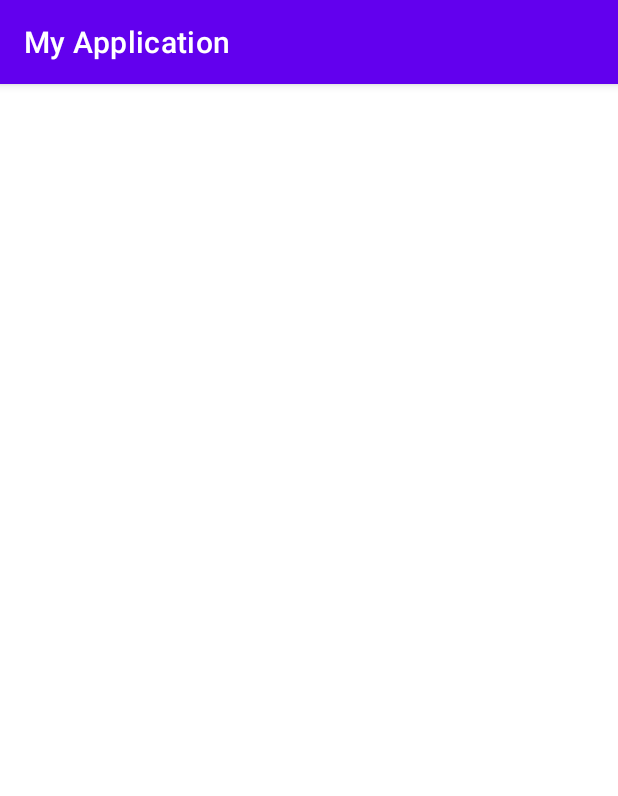
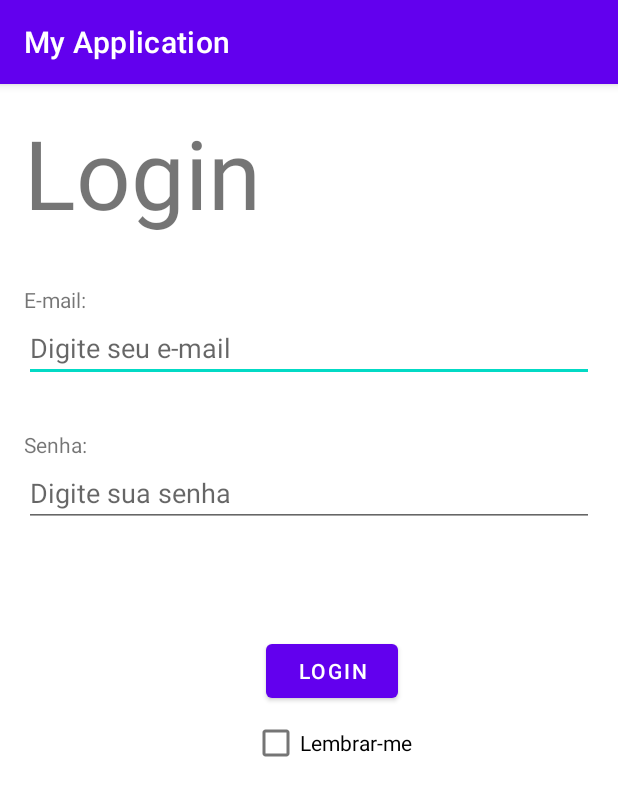
Before and after one commit to MathCoimbra/study-kotlin, an Android app: the LoginActivity screen opened directly, with no data from a screen before it, on a phone screen of 412 x 824 dp. Shown: the top 796 px of the screen. Run offline under Robolectric (Android 15) with nearby library versions, the phone set to English and light mode, and no system bars.

Commit message:
add example of login screen

```diff
--- a/src/main/res/layout/activity_login.xml
+++ b/src/main/res/layout/activity_login.xml
@@ -6,4 +6,78 @@
         android:layout_height="match_parent"
         tools:context=".LoginActivity">
 
+    <TextView
+            android:id="@+id/txv_login"
+            android:layout_width="wrap_content"
+            android:layout_height="wrap_content"
+            android:text="Login"
+            app:layout_constraintTop_toTopOf="parent"
+            app:layout_constraintStart_toStartOf="parent"
+            android:layout_marginTop="16dp"
+            android:layout_marginStart="16dp"
+            android:textSize="64dp"
+            />
+
+    <TextView
+            android:id="@+id/txv_email"
+            android:layout_width="wrap_content"
+            android:layout_height="wrap_content"
+            android:text="E-mail:"
+            app:layout_constraintTop_toBottomOf="@+id/txv_login"
+            app:layout_constraintStart_toStartOf="@+id/txv_login"
+            android:layout_marginTop="32dp"
+            />
+
+    <EditText
+            android:id="@+id/edt_email"
+            android:layout_width="match_parent"
+            android:layout_height="wrap_content"
+            android:hint="Digite seu e-mail"
+            app:layout_constraintTop_toBottomOf="@+id/txv_email"
+            app:layout_constraintStart_toStartOf="@+id/txv_email"
+            android:layout_marginStart="16dp"
+            android:layout_marginEnd="16dp"
+            />
+
+    <TextView
+            android:id="@+id/txv_senha"
+            android:layout_width="wrap_content"
+            android:layout_height="wrap_content"
+            android:text="Senha:"
+            app:layout_constraintTop_toBottomOf="@+id/edt_email"
+            app:layout_constraintStart_toStartOf="@+id/txv_login"
+            android:layout_marginTop="32dp"
+            />
+
+    <EditText
+            android:id="@+id/edt_senha"
+            android:layout_width="match_parent"
+            android:layout_height="wrap_content"
+            android:hint="Digite sua senha"
+            app:layout_constraintTop_toBottomOf="@+id/txv_senha"
+            app:layout_constraintStart_toStartOf="@+id/txv_email"
+            android:layout_marginStart="16dp"
+            android:layout_marginEnd="16dp"
+            />
+
+    <Button
+            android:id="@+id/btn_login"
+            android:layout_width="wrap_content"
+            android:layout_height="wrap_content"
+            android:text="Login"
+            app:layout_constraintStart_toStartOf="@+id/edt_senha"
+            app:layout_constraintEnd_toEndOf="@+id/edt_senha"
+            app:layout_constraintTop_toBottomOf="@+id/edt_senha"
+            android:layout_marginTop="72dp"
+            app:layout_constraintHorizontal_bias="0.498" />
+
+    <CheckBox
+            android:layout_width="wrap_content"
+            android:layout_height="wrap_content"
+            android:text="Lembrar-me"
+            app:layout_constraintTop_toBottomOf="@+id/btn_login"
+            app:layout_constraintStart_toStartOf="@+id/btn_login"
+            app:layout_constraintEnd_toEndOf="@+id/btn_login"
+            />
+
 </androidx.constraintlayout.widget.ConstraintLayout>
```
